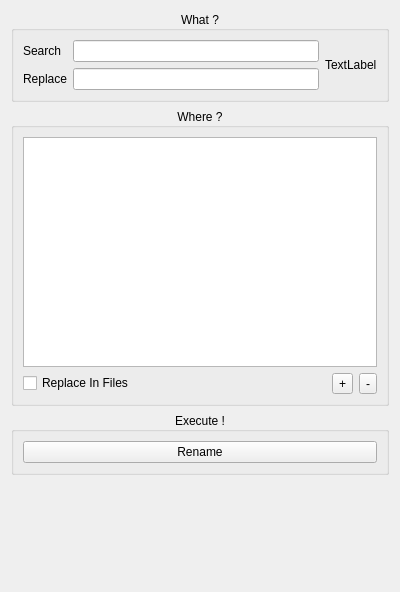
Above: InputWidget.ui from xavierxeon/RenameInFilesAndFolders before the change. Below: the same form after it.
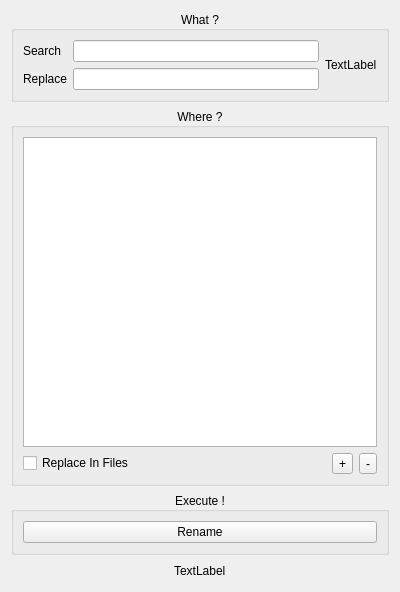
That is the form after the change. Custom widgets are drawn as their Qt base class.

```diff
--- a/InputWidget.ui
+++ b/InputWidget.ui
@@ -133,24 +133,45 @@
     </widget>
    </item>
    <item>
-    <widget class="LogoWidget" name="logoWidget" native="true">
-     <property name="minimumSize">
-      <size>
-       <width>100</width>
-       <height>100</height>
-      </size>
-     </property>
-    </widget>
+    <layout class="QHBoxLayout" name="horizontalLayout">
+     <item>
+      <spacer name="horizontalSpacer">
+       <property name="orientation">
+        <enum>Qt::Orientation::Horizontal</enum>
+       </property>
+       <property name="sizeHint" stdset="0">
+        <size>
+         <width>40</width>
+         <height>20</height>
+        </size>
+       </property>
+      </spacer>
+     </item>
+     <item>
+      <widget class="QLabel" name="logo">
+       <property name="text">
+        <string>TextLabel</string>
+       </property>
+      </widget>
+     </item>
+     <item>
+      <spacer name="horizontalSpacer_2">
+       <property name="orientation">
+        <enum>Qt::Orientation::Horizontal</enum>
+       </property>
+       <property name="sizeHint" stdset="0">
+        <size>
+         <width>40</width>
+         <height>20</height>
+        </size>
+       </property>
+      </spacer>
+     </item>
+    </layout>
    </item>
   </layout>
  </widget>
  <customwidgets>
-  <customwidget>
-   <class>LogoWidget</class>
-   <extends>QWidget</extends>
-   <header>LogoWidget.h</header>
-   <container>1</container>
-  </customwidget>
   <customwidget>
    <class>FolderTree</class>
    <extends>QTreeWidget</extends>
```
Left out of the diff: 6 changed lines with no effect on the pictures.
